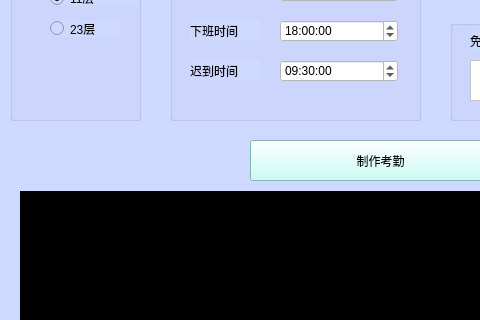
This is attendan.ui in xuyonggit/attendance as Qt 5 draws it before an edit; both pictures show x 0 to 480 and y 129 to 449 of the 800 by 600 pixel window. The edited form follows.
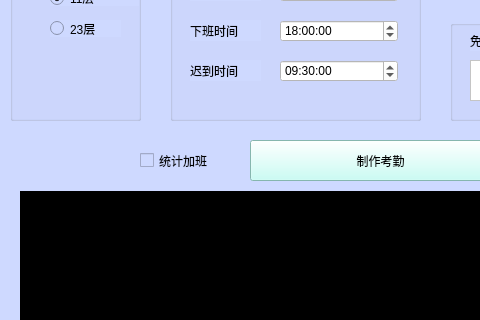
This is the edited form.

What changed in the file:
```diff
--- a/attendan.ui
+++ b/attendan.ui
@@ -417,6 +417,25 @@
      </property>
     </widget>
    </widget>
+   <widget class="QCheckBox" name="checkBox">
+    <property name="geometry">
+     <rect>
+      <x>140</x>
+      <y>250</y>
+      <width>91</width>
+      <height>41</height>
+     </rect>
+    </property>
+    <property name="cursor">
+     <cursorShape>ClosedHandCursor</cursorShape>
+    </property>
+    <property name="layoutDirection">
+     <enum>Qt::LeftToRight</enum>
+    </property>
+    <property name="text">
+     <string>统计加班</string>
+    </property>
+   </widget>
    <zorder>groupBox_3</zorder>
    <zorder>groupBox</zorder>
    <zorder>textBrowser</zorder>
```
Left out of the diff: 15 changed lines with no effect on the pictures.
